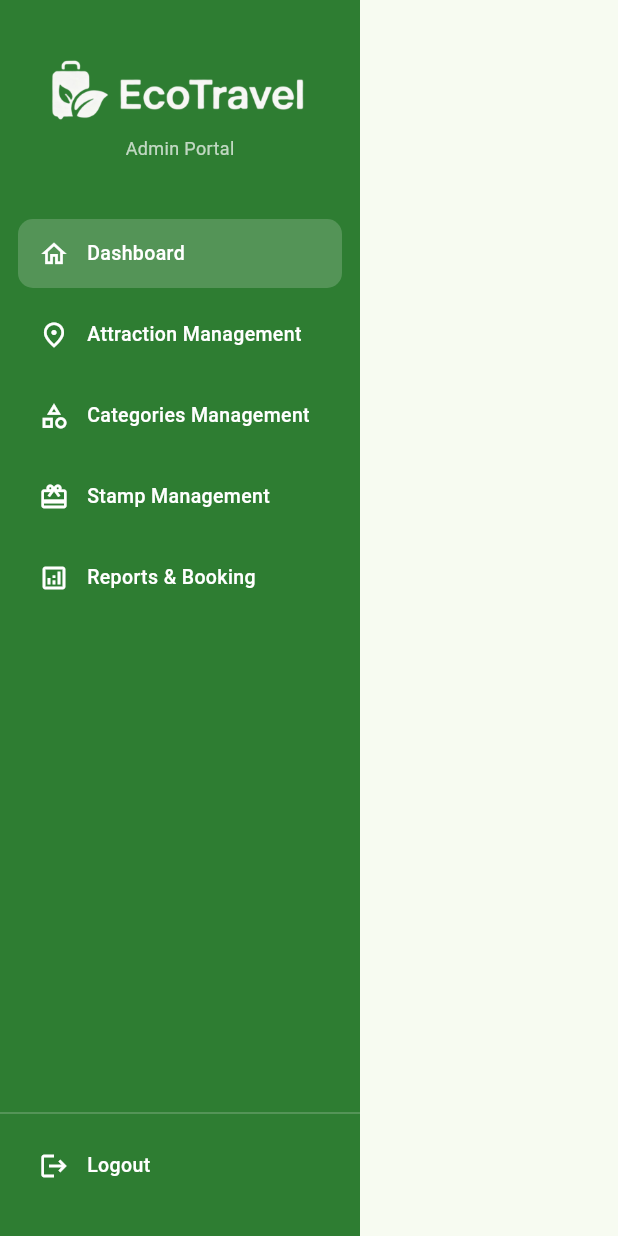
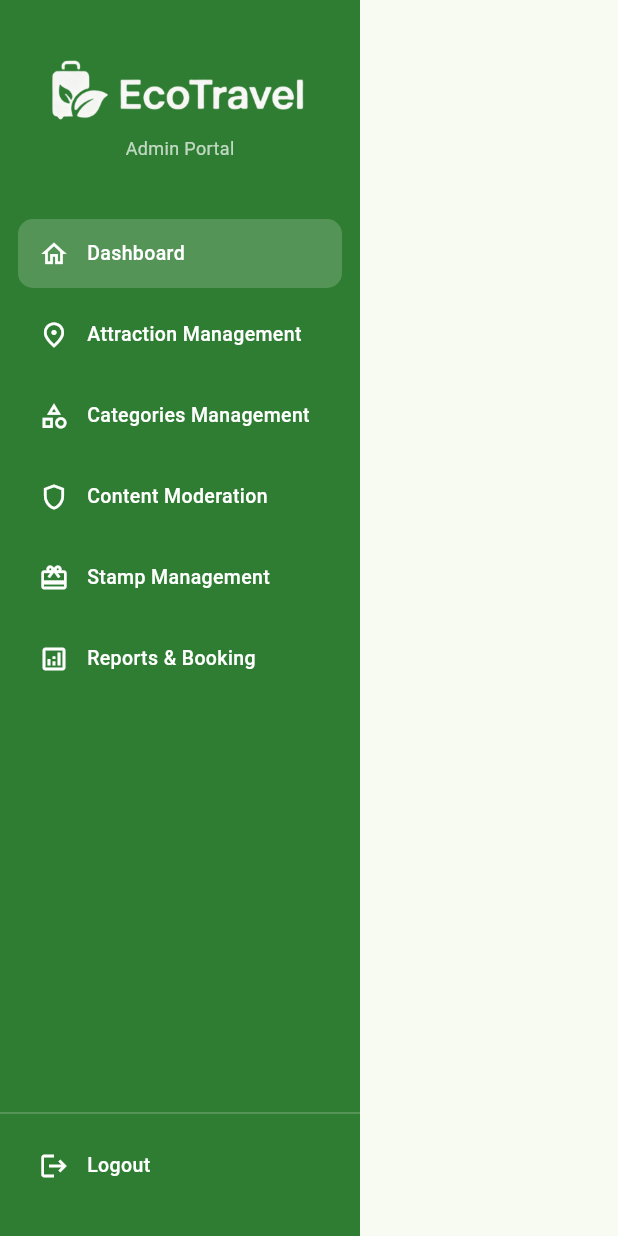
Before and after one commit to peiwen-0314/collaborative, a Flutter app: the AdminSidebar widget shown alone on an empty page, opened directly, on a phone screen of 412 x 824 dp. Run offline on Flutter 3.47's test engine with Material 3 defaults, Android fonts, the phone set to English and light mode, and no system bars; our stand-ins replace cloud_firestore, cloud_functions, file_picker, firebase_auth, firebase_core, firebase_storage and 9 more; missing offline and left inert: google_navigation_flutter; accounts and stored records are empty; network calls fail; statements that could not run were skipped.

Commit message:
Add moderation tap handler to AdminSidebar

```diff
--- a/lib/views/admin_sidebar.dart
+++ b/lib/views/admin_sidebar.dart
@@ -1,4 +1,6 @@
 import 'package:flutter/material.dart';
+
+import 'admin_moderation_page.dart';
 
 class AdminSidebar extends StatelessWidget {
   const AdminSidebar({
@@ -11,6 +13,7 @@ class AdminSidebar extends StatelessWidget {
     required this.onStampTap,
     required this.onReportTap,
     required this.onLogoutTap,
+    this.onModerationTap,
   });
 
   final String selectedPage;
@@ -22,6 +25,7 @@ class AdminSidebar extends StatelessWidget {
   final VoidCallback onStampTap;
   final VoidCallback onReportTap;
   final VoidCallback onLogoutTap;
+  final VoidCallback? onModerationTap;
 
   static const Color mainGreen = Color(0xFF2E7D32);
 
@@ -87,6 +91,21 @@ class AdminSidebar extends StatelessWidget {
             title: 'Categories Management',
             selected: selectedPage == 'category',
             onTap: onCategoryTap,
+          ),
+
+          sidebarItem(
+            icon: Icons.shield_outlined,
+            title: 'Content Moderation',
+            selected: selectedPage == 'moderation',
+            onTap: onModerationTap ??
+                () {
+                  Navigator.push(
+                    context,
+                    MaterialPageRoute(
+                      builder: (_) => const AdminModerationPage(),
+                    ),
+                  );
+                },
           ),
 
           // =====================================================
```
